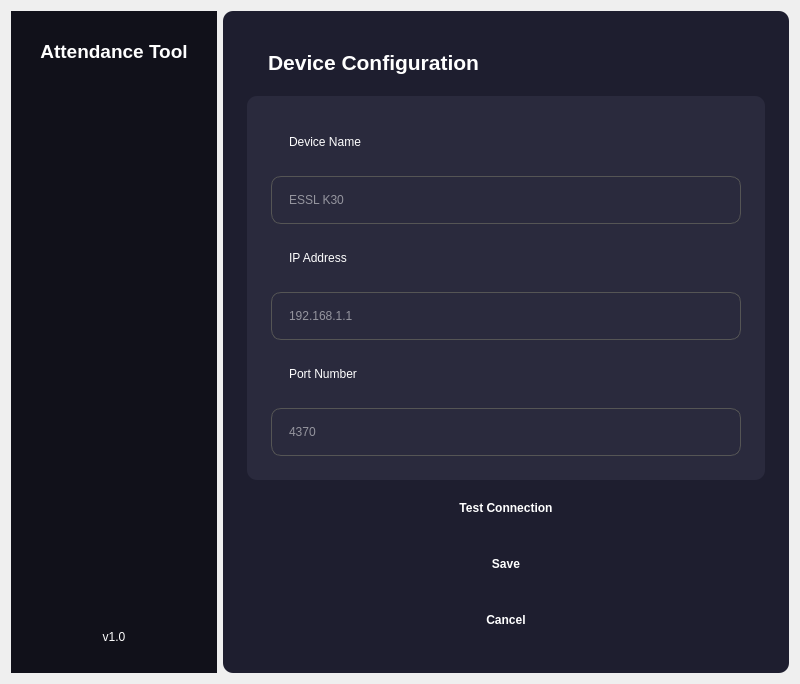
Above: ui/configuration_ChatGPT.ui from vaxson/Presence_Attandance_Tracker before the change. Below: the same form after it.
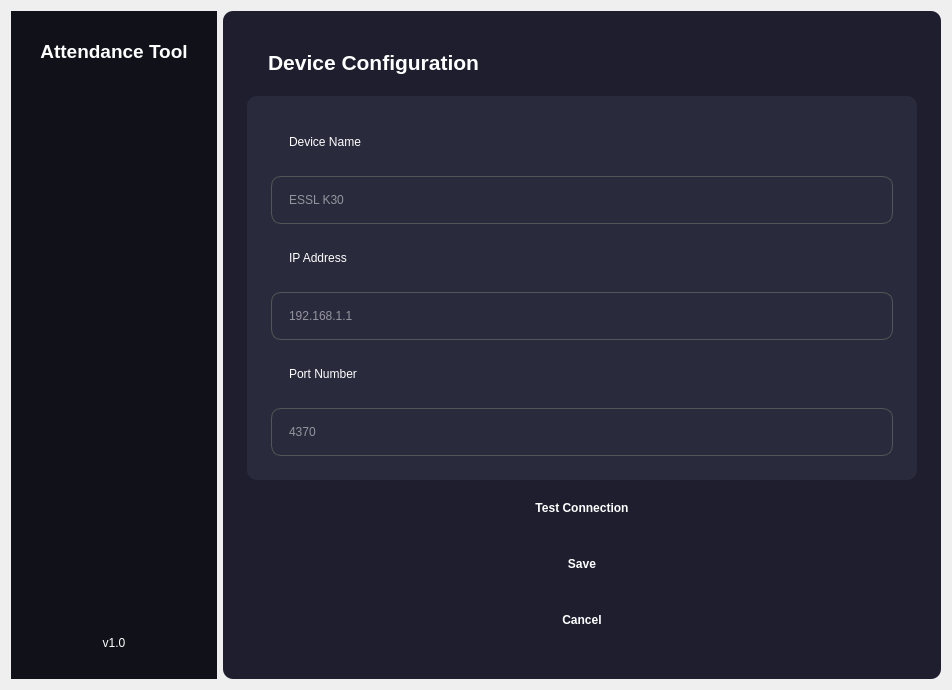
That is the form after the change.

The edit to the form file:
```diff
--- a/ui/configuration_ChatGPT.ui
+++ b/ui/configuration_ChatGPT.ui
@@ -6,10 +6,22 @@
    <rect>
     <x>0</x>
     <y>0</y>
-    <width>800</width>
-    <height>684</height>
+    <width>952</width>
+    <height>690</height>
    </rect>
   </property>
+  <property name="minimumSize">
+   <size>
+    <width>0</width>
+    <height>0</height>
+   </size>
+  </property>
+  <property name="maximumSize">
+   <size>
+    <width>16777215</width>
+    <height>690</height>
+   </size>
+  </property>
   <property name="windowTitle">
    <string>Device Configuration</string>
   </property>
```
